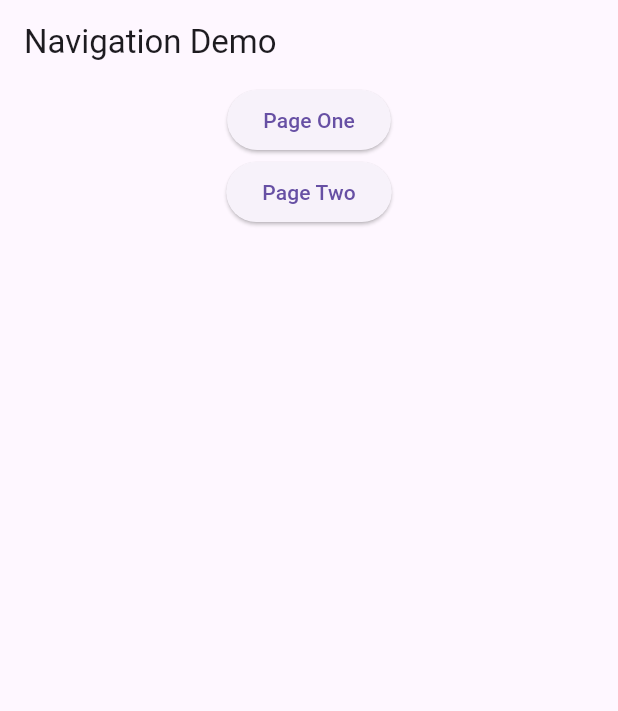
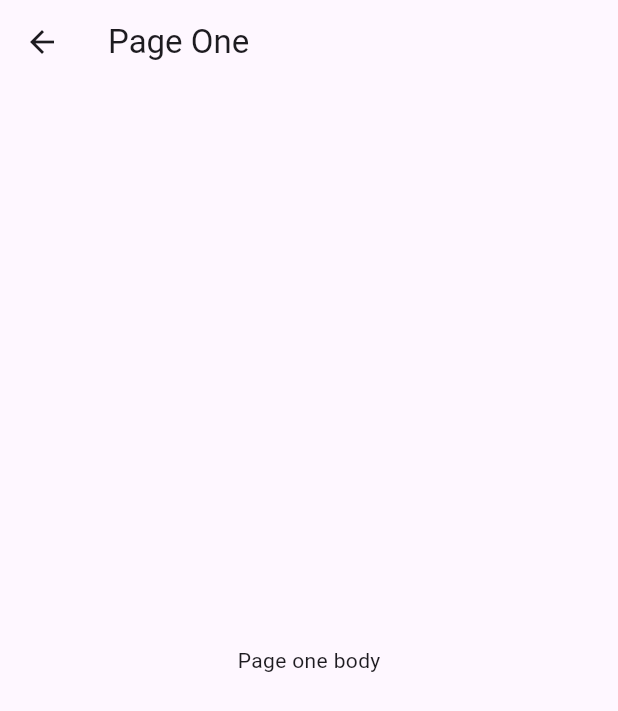
Before and after one commit to arielccjr/MobileApp-workbook, a Flutter app: the screen it shows after launch, after a tap on "Page One", on a phone screen of 412 x 824 dp. Shown: the top 711 px of the screen. Run offline on Flutter 3.47's test engine with Material 3 defaults, Android fonts, the phone set to English and light mode, and no system bars.

Commit message:
Week 05 Nav Demo - Page One

```diff
--- a/week_05_navigation_demo/lib/pages/home.dart
+++ b/week_05_navigation_demo/lib/pages/home.dart
@@ -1,4 +1,5 @@
 import 'package:flutter/material.dart';
+import 'package:week_05_navigation_demo/pages/page_one.dart';
 
 class Home extends StatelessWidget {
   const Home({super.key});
@@ -13,7 +14,13 @@ class Home extends StatelessWidget {
         child: Column(
           children: [
             ElevatedButton(
-              onPressed: () {},
+              onPressed: () {
+                Navigator.of(context).push(
+                  MaterialPageRoute(
+                    builder: (context) => PageOne(),
+                  ),
+                );
+              },
               child: const Text('Page One'),
             ),
             ElevatedButton(
--- a/week_05_navigation_demo/lib/pages/page_one.dart
+++ b/week_05_navigation_demo/lib/pages/page_one.dart
@@ -0,0 +1,17 @@
+import 'package:flutter/material.dart';
+
+class PageOne extends StatelessWidget {
+  const PageOne({super.key});
+
+  @override
+  Widget build(BuildContext context) {
+    return Scaffold(
+      appBar: AppBar(
+        title: const Text('Page One'),
+      ),
+      body: const Center(
+        child: Text('Page one body'),
+      ),
+    );
+  }
+}
```
